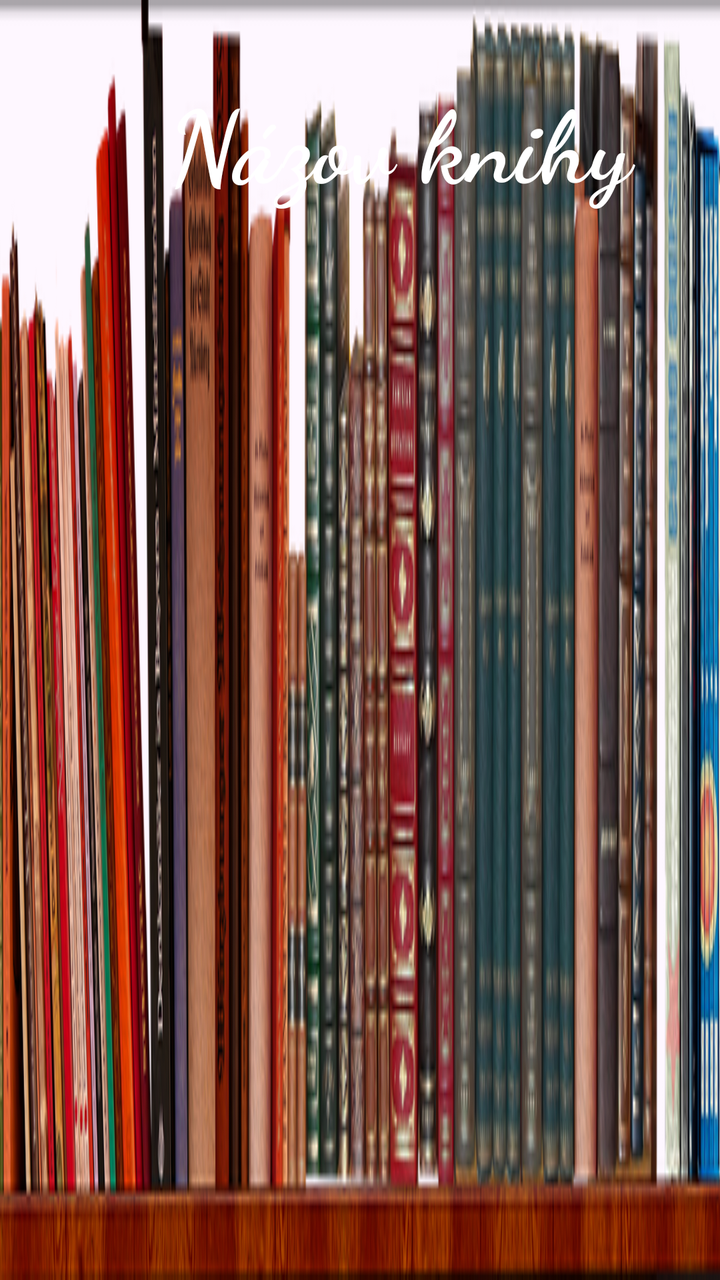
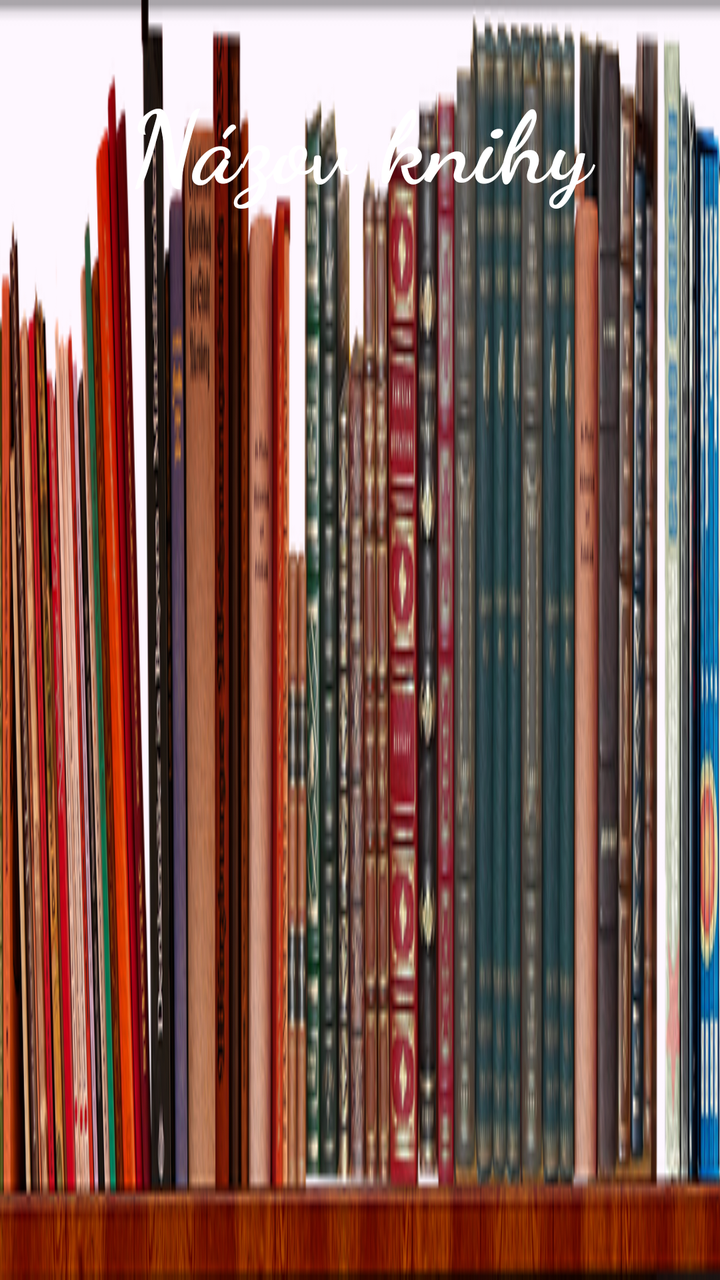

The first picture is an Android layout as it rendered before a commit; the second is the same layout after the commit. The layout source and the unified diff follow.
<!-- AndroidManifest.xml: application theme Theme.Bookshelf -->
<!-- res/layout/item_shelf.xml -->
<?xml version="1.0" encoding="utf-8"?>
<LinearLayout xmlns:android="http://schemas.android.com/apk/res/android"
    android:layout_width="match_parent"
    android:layout_height="wrap_content"
    android:orientation="vertical"

    android:background="@drawable/bookshelf"
    >

    <Button
        android:id="@+id/btnShelfItem"
        android:layout_width="400dp"
        android:layout_height="140dp"
        android:background="@drawable/transparent"
        android:fontFamily="cursive"
        android:gravity="center"
        android:text="Názov knihy"
        android:textAllCaps="false"
        android:textColor="@color/white"
        android:textFontWeight="700"
        android:textSize="50sp"
        android:textStyle="bold" />
</LinearLayout>
<!-- resources referenced by this layout -->
<resources>
  <color name="white">#FFFFFFFF</color>
  <!-- drawable bookshelf: png bitmap (drawable, 286802 bytes) -->
  <!-- drawable transparent (drawable) -->
  <?xml version="1.0" encoding="utf-8"?>
  <selector xmlns:android="http://schemas.android.com/apk/res/android">
  
  </selector>
  <style name="Theme.Bookshelf" parent="Base.Theme.Bookshelf" />
  <style name="Base.Theme.Bookshelf" parent="Theme.Material3.DayNight.NoActionBar">
          
          
      </style>
</resources>

<!-- the commit's change to res/layout/item_shelf.xml (unified diff, before → after) -->
@@ -1,5 +1,5 @@
 <?xml version="1.0" encoding="utf-8"?>
-<LinearLayout xmlns:android="http://schemas.android.com/apk/res/android"
+<RelativeLayout xmlns:android="http://schemas.android.com/apk/res/android"
     android:layout_width="match_parent"
     android:layout_height="wrap_content"
     android:orientation="vertical"
@@ -20,4 +20,6 @@
         android:textFontWeight="700"
         android:textSize="50sp"
         android:textStyle="bold" />
-</LinearLayout>
+
+
+</RelativeLayout>
